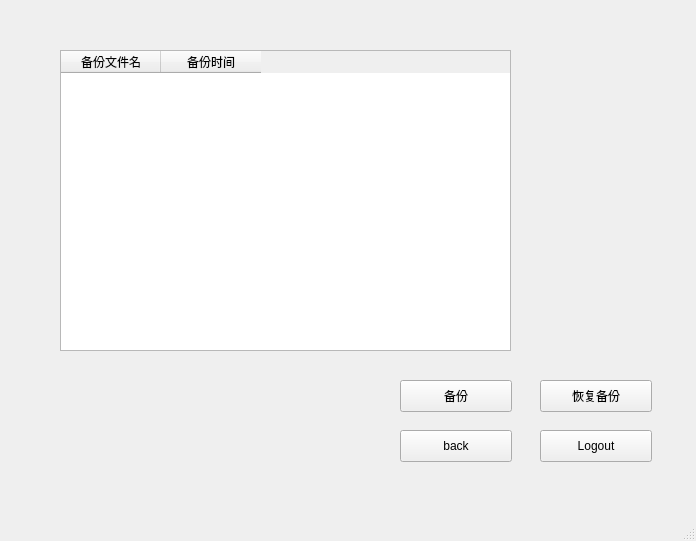
This is View/BackupRecoverWindow.ui in drkying/ruanshe3 as Qt 5 draws it before an edit. The edited form follows.
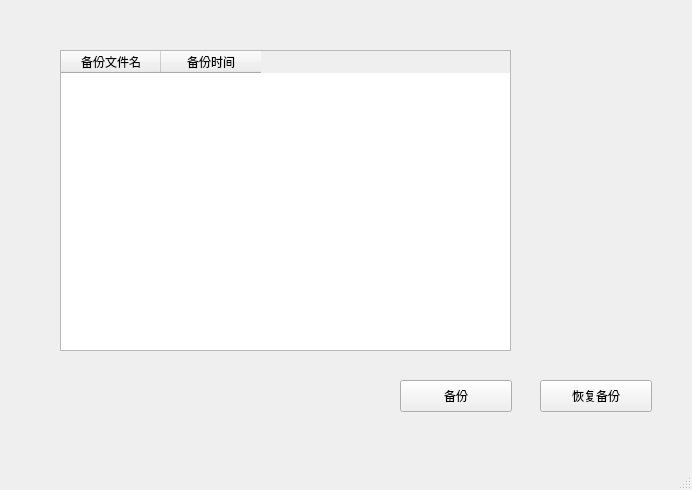
This is the edited form. Icons and pictures are not drawn.

```diff
--- a/View/BackupRecoverWindow.ui
+++ b/View/BackupRecoverWindow.ui
@@ -6,35 +6,14 @@
    <rect>
     <x>0</x>
     <y>0</y>
-    <width>696</width>
-    <height>541</height>
+    <width>692</width>
+    <height>490</height>
    </rect>
   </property>
   <property name="windowTitle">
    <string>Backup &amp; Recover</string>
   </property>
   <widget class="QWidget" name="centralwidget">
-   <widget class="QPushButton" name="pushButton_back">
-    <property name="geometry">
-     <rect>
-      <x>400</x>
-      <y>430</y>
-      <width>112</width>
-      <height>32</height>
-     </rect>
-    </property>
-    <property name="focusPolicy">
-     <enum>Qt::StrongFocus</enum>
-    </property>
-    <property name="text">
-     <string>back</string>
-    </property>
-    <property name="icon">
-     <iconset>
-      <disabledoff>:/icon/back.png</disabledoff>
-     </iconset>
-    </property>
-   </widget>
    <widget class="QTableWidget" name="tableWidget">
     <property name="geometry">
      <rect>
@@ -112,27 +91,6 @@
      </iconset>
     </property>
    </widget>
-   <widget class="QPushButton" name="pushButton_logout">
-    <property name="geometry">
-     <rect>
-      <x>540</x>
-      <y>430</y>
-      <width>112</width>
-      <height>32</height>
-     </rect>
-    </property>
-    <property name="focusPolicy">
-     <enum>Qt::StrongFocus</enum>
-    </property>
-    <property name="text">
-     <string>Logout</string>
-    </property>
-    <property name="icon">
-     <iconset>
-      <disabledoff>:/icon/log-out.png</disabledoff>
-     </iconset>
-    </property>
-   </widget>
   </widget>
   <widget class="QMenuBar" name="menubar">
    <property name="geometry">
```
Left out of the diff: 4 changed lines with no effect on the pictures.
